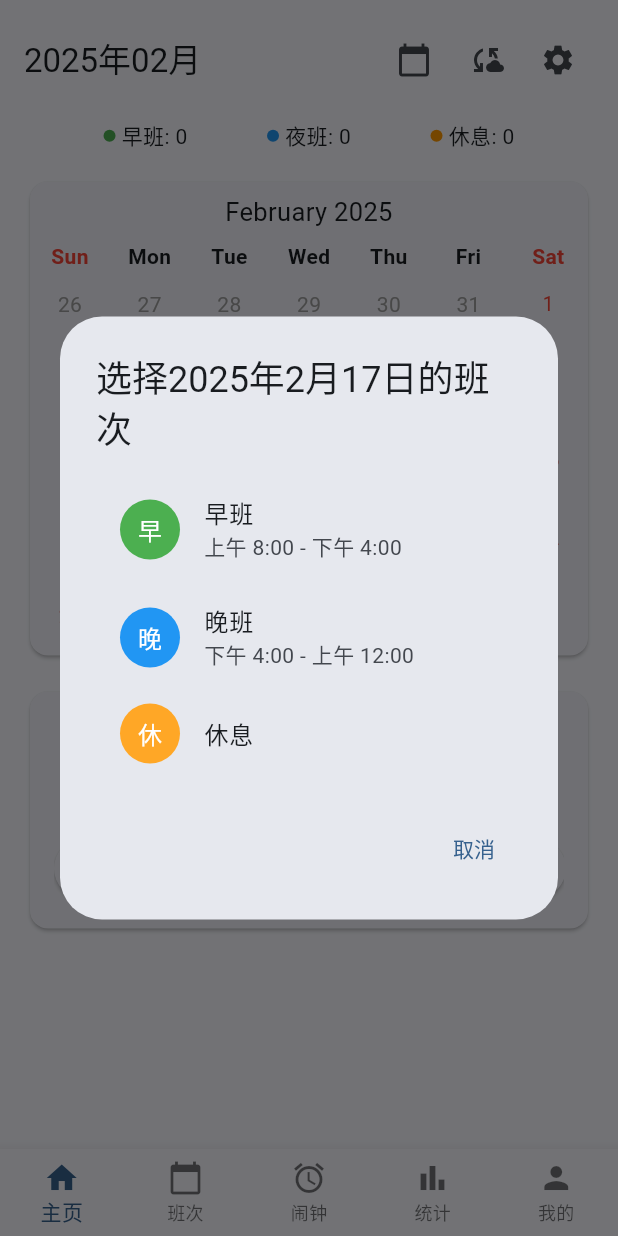
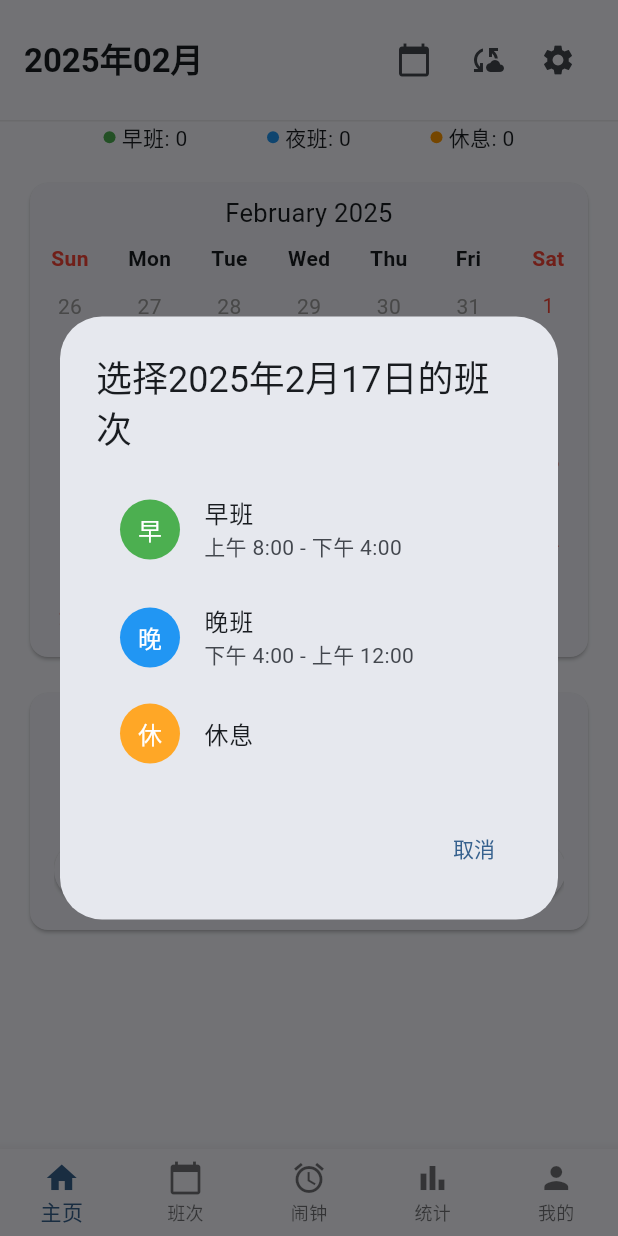
Before and after one commit to xiaolin0429/SchedulingAssistant-flutter, a Flutter app: the screen it shows after launch, after a tap on "开始排班", on a phone screen of 412 x 824 dp. Run offline on Flutter 3.47's test engine with Material 3 defaults, Android fonts, the phone set to English and light mode, and no system bars; drawn by our look-alikes of table_calendar; our stand-ins replace bloc, equatable, fl_chart, flutter_bloc, flutter_colorpicker, get_it and 2 more; accounts and stored records are empty.

Commit message:
refactor(dev): 重构开发环境数据库迁移逻辑
- 更新数据库版本号和表结构哈希值- 实现数据库降级逻辑以支持生产环境
- 优化数据库创建和升级流程
-调整 Java 和 Gradle 配置
- 重构首页布局

```diff
--- a/lib/core/config/environment.dart
+++ b/lib/core/config/environment.dart
@@ -1,3 +1,6 @@
+import 'package:flutter/foundation.dart';
+import 'package:shared_preferences/shared_preferences.dart';
+
 /// 环境配置
 class Environment {
   /// 是否为开发环境
@@ -17,8 +20,39 @@ class Environment {
 
   /// 数据库配置
   static const String databaseName = 'schedule_assistant.db';
+
+  /// 数据库版本号
+  /// 当数据库表结构发生变化时，需要更新此版本号
   static const int databaseVersion = 103;
 
-  /// 在开发环境中，每次启动时重新创建数据库
-  static bool get shouldRecreateDatabase => isDevelopment;
+  /// 数据库表结构哈希值
+  /// 仅在开发环境下使用，用于检测表结构变化
+  /// 当修改了表结构（包括表名、字段、索引等）时，需要更新此值
+  static const String _devDatabaseSchemaHash = '20240219_v1';
+
+  /// 获取存储的schema哈希值的key
+  static const String _schemaHashKey = 'database_schema_hash';
+
+  /// 数据库是否需要重新创建
+  /// 仅在开发环境下，且数据库表结构发生变化时返回true
+  static Future<bool> get shouldRecreateDatabase async {
+    if (!isDevelopment) return false;
+
+    try {
+      final prefs = await SharedPreferences.getInstance();
+      final storedHash = prefs.getString(_schemaHashKey);
+
+      // 如果存储的哈希值与当前不一致，说明表结构已变化
+      if (storedHash != _devDatabaseSchemaHash) {
+        // 更新存储的哈希值
+        await prefs.setString(_schemaHashKey, _devDatabaseSchemaHash);
+        debugPrint('检测到数据库表结构变化，将重新创建数据库');
+        return true;
+      }
+      return false;
+    } catch (e) {
+      debugPrint('检查数据库schema失败: $e');
+      return false;
+    }
+  }
 }
--- a/lib/data/database/database_provider.dart
+++ b/lib/data/database/database_provider.dart
@@ -43,8 +43,10 @@ class DatabaseProvider {
       debugPrint('数据库版本: ${Environment.databaseVersion}');
       debugPrint('环境: ${Environment.isDevelopment ? '开发' : '生产'}');
 
-      if (Environment.shouldRecreateDatabase) {
-        debugPrint('开发环境：删除现有数据库');
+      // 检查是否需要重新创建数据库
+      final shouldRecreate = await Environment.shouldRecreateDatabase;
+      if (shouldRecreate) {
+        debugPrint('开发环境：检测到表结构变化，删除现有数据库');
         await deleteDatabase(path);
       }
 
@@ -53,7 +55,9 @@ class DatabaseProvider {
         version: Environment.databaseVersion,
         onCreate: _onCreate,
         onUpgrade: _onUpgrade,
-        onDowngrade: onDatabaseDowngradeDelete,
+        onDowngrade: Environment.isDevelopment
+            ? onDatabaseDowngradeDelete
+            : _onDowngrade,
       );
 
       // 检查数据库表
@@ -151,7 +155,7 @@ class DatabaseProvider {
           updateTime INTEGER NOT NULL
         )
       ''');
-      debugPrint('班次类型表创建成功');
+      debugPrint('数据库表创建完成');
     } catch (e) {
       debugPrint('创建数据库表失败: $e');
       rethrow;
@@ -162,6 +166,23 @@ class DatabaseProvider {
     debugPrint('升级数据库，从版本 $oldVersion 到 $newVersion');
     try {
       if (oldVersion < 103) {
+        // 在这里添加数据迁移逻辑
+        await _migrateToVersion103(db);
+      }
+      // 在这里添加未来版本的迁移逻辑
+    } catch (e) {
+      debugPrint('数据库升级失败: $e');
+      rethrow;
+    }
+  }
+
+  Future<void> _onDowngrade(Database db, int oldVersion, int newVersion) async {
+    debugPrint('降级数据库，从版本 $oldVersion 到 $newVersion');
+    // 在生产环境中，我们应该提供向下兼容的迁移方案
+    // 这里可以根据需要实现具体的降级逻辑
+  }
+
+  Future<void> _migrateToVersion103(Database db) async {
     debugPrint('执行版本 103 的升级...');
     // 创建班次类型表
     await db.execute('''
@@ -176,12 +197,7 @@ class DatabaseProvider {
         updateTime INTEGER NOT NULL
       )
     ''');
-        debugPrint('班次类型表创建成功');
-      }
-    } catch (e) {
-      debugPrint('数据库升级失败: $e');
-      rethrow;
-    }
+    debugPrint('版本 103 升级完成');
   }
 
   Future<void> close() async {
--- a/lib/presentation/pages/home/home_page.dart
+++ b/lib/presentation/pages/home/home_page.dart
@@ -26,18 +26,17 @@ class HomePage extends StatelessWidget {
         if (state is HomeLoaded) {
           // 如果正在选择班次类型，显示选择对话框
           if (state.isSelectingShiftType && state.availableShiftTypes != null) {
-            // 使用WidgetsBinding.instance.addPostFrameCallback来确保在构建完成后显示对话框
             WidgetsBinding.instance.addPostFrameCallback((_) {
-              if (!state.isSelectingShiftType) return; // 防止重复显示
-              if (!context.mounted) return; // 检查context是否还有效
+              if (!state.isSelectingShiftType) return;
+              if (!context.mounted) return;
               showDialog(
                 context: context,
-                barrierDismissible: true, // 允许点击外部关闭
-                builder: (dialogContext) => ShiftTypeSelectionDialog( // 使用新的BuildContext
+                barrierDismissible: true,
+                builder: (dialogContext) => ShiftTypeSelectionDialog(
                   shiftTypes: state.availableShiftTypes!,
                   selectedDate: state.selectedDate,
                   onSelected: (selectedType) {
-                    if (!context.mounted) return; // 检查context是否还有效
+                    if (!context.mounted) return;
                     context.read<HomeBloc>().add(
                       UpdateTodayShift(
                         Shift(
@@ -54,17 +53,29 @@ class HomePage extends StatelessWidget {
             });
           }
 
-          return Column(
+          return SafeArea(
+            child: Column(
               children: [
                 // 顶部标题栏
                 Container(
                   padding: const EdgeInsets.all(16.0),
+                  decoration: BoxDecoration(
+                    color: Theme.of(context).scaffoldBackgroundColor,
+                    border: Border(
+                      bottom: BorderSide(
+                        color: Colors.grey.withOpacity(0.2),
+                        width: 1,
+                      ),
+                    ),
+                  ),
                   child: Row(
                     mainAxisAlignment: MainAxisAlignment.spaceBetween,
                     children: [
                       Text(
                         DateFormat('yyyy年MM月').format(state.selectedDate),
-                      style: Theme.of(context).textTheme.titleLarge,
+                        style: Theme.of(context).textTheme.titleLarge?.copyWith(
+                          fontWeight: FontWeight.w600,
+                        ),
                       ),
                       Row(
                         children: [
@@ -212,6 +223,7 @@ class HomePage extends StatelessWidget {
                   ),
                 ),
               ],
+            ),
           );
         }
 
--- a/lib/presentation/pages/main_screen.dart
+++ b/lib/presentation/pages/main_screen.dart
@@ -26,7 +26,9 @@ class _MainScreenState extends State<MainScreen> {
   @override
   Widget build(BuildContext context) {
     return Scaffold(
-      body: _pages[_currentIndex],
+      body: SafeArea(
+        child: _pages[_currentIndex],
+      ),
       bottomNavigationBar: BottomNavigationBar(
         currentIndex: _currentIndex,
         type: BottomNavigationBarType.fixed,
```
Also changed, not shown: pubspec.lock, 15 other files. Lines whose indentation alone changed are shown as unchanged.
